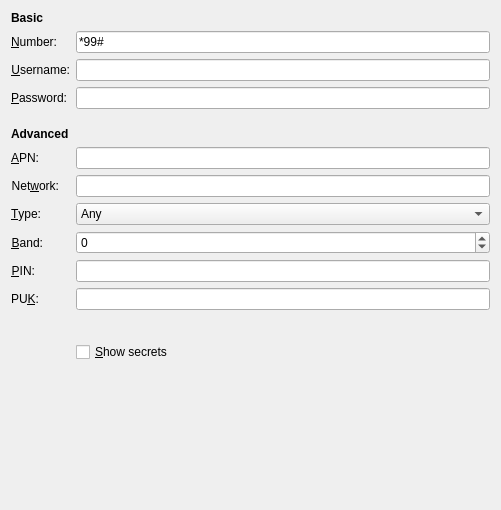
Old version of the form libs/ui/gsm.ui in the repository KDE/networkmanagement.
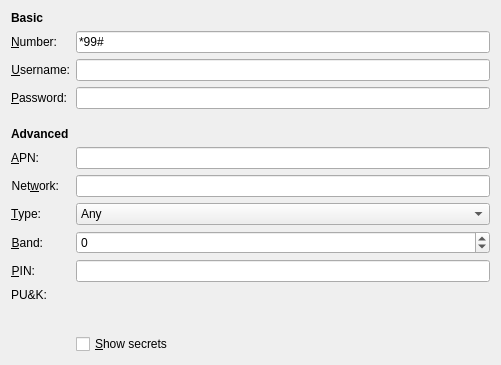
New version of the form. Custom widgets are drawn as their Qt base class.

The edit to the form file:
```diff
--- a/libs/ui/gsm.ui
+++ b/libs/ui/gsm.ui
@@ -7,7 +7,7 @@
     <x>0</x>
     <y>0</y>
     <width>492</width>
-    <height>510</height>
+    <height>322</height>
    </rect>
   </property>
   <property name="windowTitle">
@@ -209,9 +209,6 @@
      </property>
     </widget>
    </item>
-   <item row="11" column="1">
-    <widget class="KLineEdit" name="puk"/>
-   </item>
    <item row="12" column="1">
     <spacer name="verticalSpacer_2">
      <property name="orientation">
```
Left out of the diff: 3 changed lines with no effect on the pictures.
